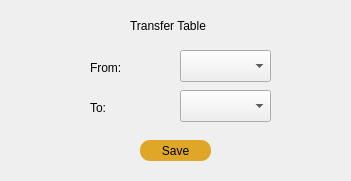
Old version of the form tabletransfer.ui in the repository aj501/NickBilliardsPrjQT.
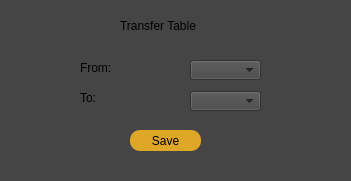
New version of the form.

Commit message: fix transfer table UI

```diff
--- a/tabletransfer.ui
+++ b/tabletransfer.ui
@@ -14,12 +14,12 @@
    <string>Form</string>
   </property>
   <property name="styleSheet">
-   <string notr="true"/>
+   <string notr="true">background-color:rgb(69, 69, 69)</string>
   </property>
   <widget class="QLabel" name="label_8">
    <property name="geometry">
     <rect>
-     <x>130</x>
+     <x>120</x>
      <y>10</y>
      <width>91</width>
      <height>31</height>
@@ -32,7 +32,7 @@
   <widget class="QLabel" name="label_9">
    <property name="geometry">
     <rect>
-     <x>90</x>
+     <x>80</x>
      <y>60</y>
      <width>59</width>
      <height>16</height>
@@ -45,8 +45,8 @@
   <widget class="QLabel" name="label_10">
    <property name="geometry">
     <rect>
-     <x>90</x>
-     <y>100</y>
+     <x>80</x>
+     <y>90</y>
      <width>59</width>
      <height>16</height>
     </rect>
@@ -58,8 +58,8 @@
   <widget class="QPushButton" name="pushButton_2">
    <property name="geometry">
     <rect>
-     <x>140</x>
-     <y>140</y>
+     <x>130</x>
+     <y>130</y>
      <width>71</width>
      <height>21</height>
     </rect>
@@ -75,20 +75,20 @@
   <widget class="QComboBox" name="comboBox">
    <property name="geometry">
     <rect>
-     <x>180</x>
-     <y>50</y>
-     <width>91</width>
-     <height>32</height>
+     <x>190</x>
+     <y>60</y>
+     <width>71</width>
+     <height>20</height>
     </rect>
    </property>
   </widget>
   <widget class="QComboBox" name="comboBox_2">
    <property name="geometry">
     <rect>
-     <x>180</x>
-     <y>90</y>
-     <width>91</width>
-     <height>32</height>
+     <x>190</x>
+     <y>91</y>
+     <width>71</width>
+     <height>20</height>
     </rect>
    </property>
   </widget>
```
The commit also changes 1 other file.
